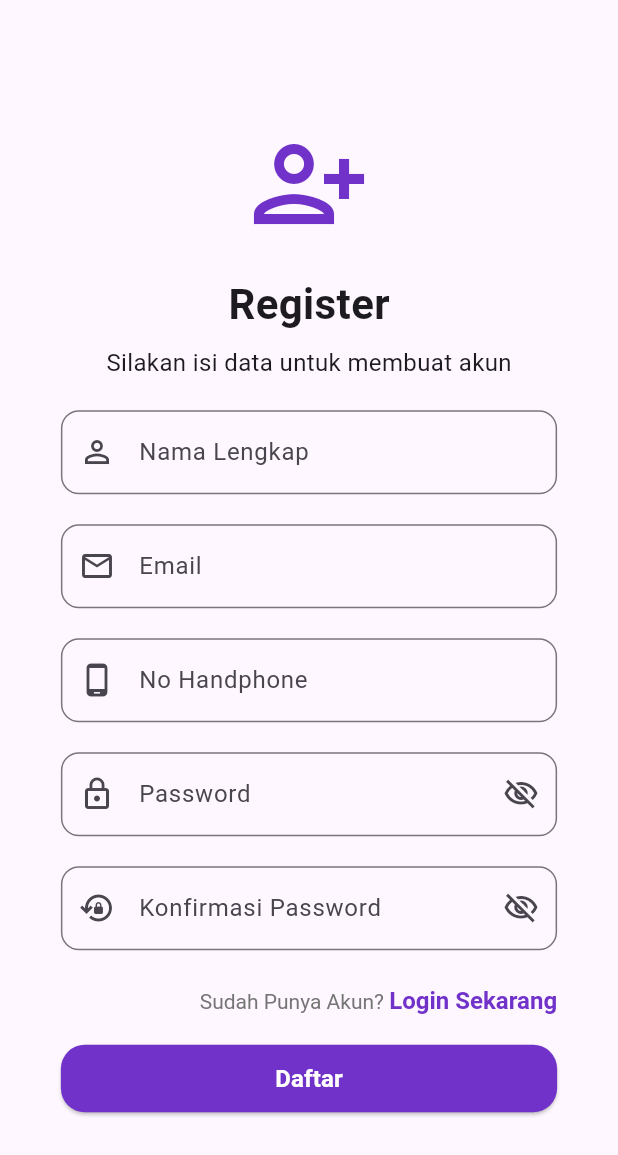
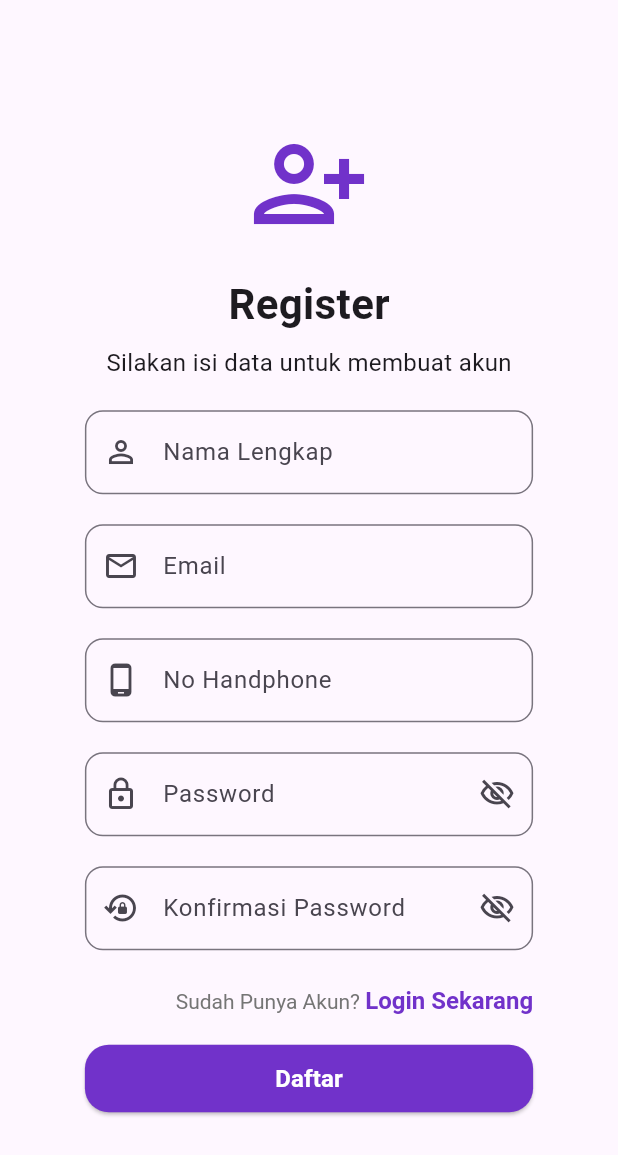
Before and after one commit to Frientia/project_mobile_UAS, a Flutter app: the RegisterPage screen opened directly, on a phone screen of 412 x 824 dp. Shown: the top 1155 px of the screen. Run offline on Flutter 3.47's test engine with Material 3 defaults, Android fonts, the phone set to English and light mode, and no system bars; our stand-ins replace country_picker, firebase_auth, firebase_core, flutter_dotenv, flutter_local_notifications, google_sign_in and 3 more; accounts and stored records are empty.

Commit message:
refactor(ui): menambahkan padding dan bungkus collum

```diff
--- a/lib/pages/register_page.dart
+++ b/lib/pages/register_page.dart
@@ -163,6 +163,10 @@ class _RegisterPageState extends State<RegisterPage>
               child: Container(
                 width: size.width * 0.9,
                 padding: const EdgeInsets.all(20.0),
+                child: Padding(
+                  padding: const EdgeInsets.all(8.0),
+                  child: Padding(
+                    padding: const EdgeInsets.all(8.0),
                     child: Column(
                       children: [
                         Icon(
@@ -361,6 +365,8 @@ class _RegisterPageState extends State<RegisterPage>
                     ),
                   ),
                 ),
+              ),
+            ),
           );
         },
       ),
```
Lines whose indentation alone changed are shown as unchanged.
